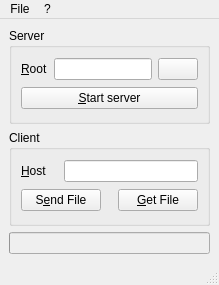
First picture: the form in qtftpguiwidget.ui, repository teknoraver/qtftp, before the edit.
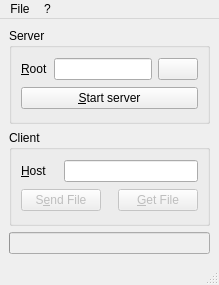
Second picture: the form after the edit. Icons and pictures are not drawn.

Commit message: enable gui buttons only when action is possible

```diff
--- a/qtftpguiwidget.ui
+++ b/qtftpguiwidget.ui
@@ -77,6 +77,9 @@
        </item>
        <item row="1" column="0" colspan="2">
         <widget class="QPushButton" name="put">
+         <property name="enabled">
+          <bool>false</bool>
+         </property>
          <property name="text">
           <string>S&amp;end File</string>
          </property>
@@ -101,6 +104,9 @@
        </item>
        <item row="1" column="3">
         <widget class="QPushButton" name="get">
+         <property name="enabled">
+          <bool>false</bool>
+         </property>
          <property name="text">
           <string>&amp;Get File</string>
          </property>
```
The commit also changes 3 other files.
